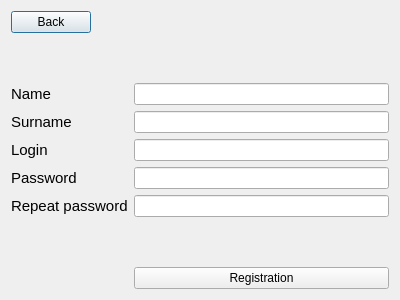
The window that registration.ui (ValeriaGrigoruants/Platform-for-learning-programming) describes before a commit, drawn with Qt 5.
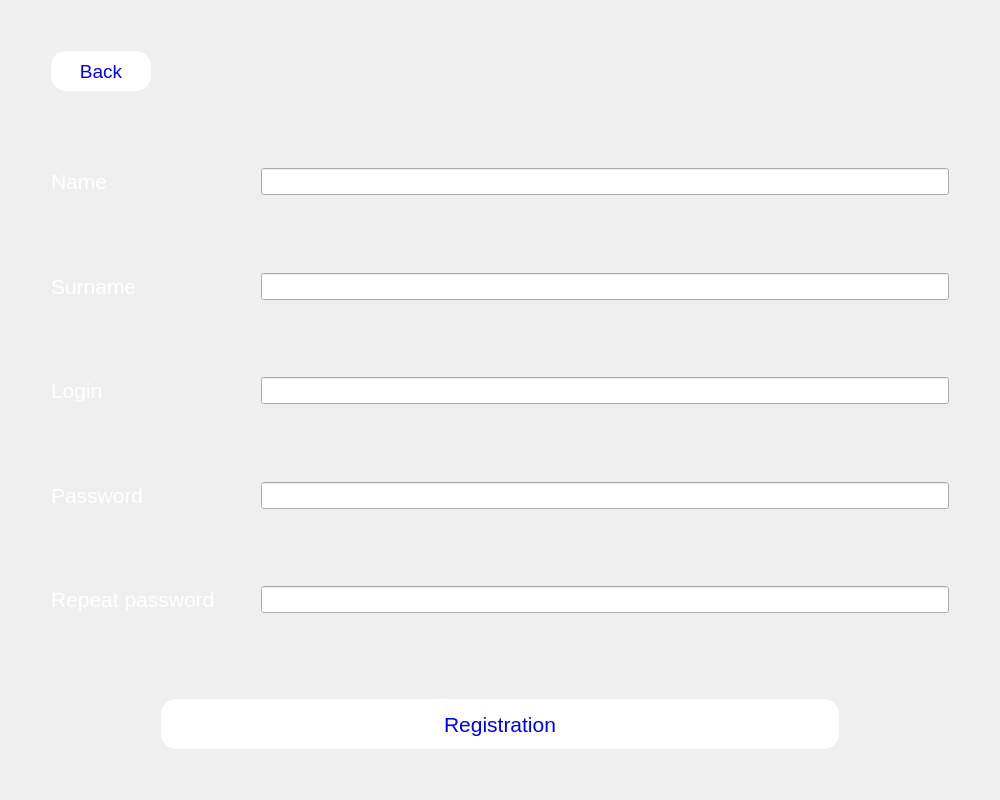
The same window after the commit.

Diff of the .ui file:
```diff
--- a/registration.ui
+++ b/registration.ui
@@ -6,96 +6,345 @@
    <rect>
     <x>0</x>
     <y>0</y>
-    <width>400</width>
-    <height>300</height>
+    <width>1000</width>
+    <height>800</height>
    </rect>
   </property>
   <property name="windowTitle">
    <string>Dialog</string>
   </property>
-  <layout class="QFormLayout" name="formLayout">
-   <item row="0" column="0">
-    <widget class="QPushButton" name="back">
-     <property name="text">
-      <string>Back</string>
+  <layout class="QVBoxLayout" name="verticalLayout">
+   <item>
+    <layout class="QGridLayout" name="gridLayout">
+     <property name="topMargin">
+      <number>0</number>
      </property>
-    </widget>
+     <item row="3" column="4">
+      <spacer name="horizontalSpacer_2">
+       <property name="orientation">
+        <enum>Qt::Horizontal</enum>
+       </property>
+       <property name="sizeType">
+        <enum>QSizePolicy::Fixed</enum>
+       </property>
+       <property name="sizeHint" stdset="0">
+        <size>
+         <width>40</width>
+         <height>20</height>
+        </size>
+       </property>
+      </spacer>
+     </item>
+     <item row="7" column="1">
+      <widget class="QLabel" name="login">
+       <property name="text">
+        <string>&lt;html&gt;&lt;head/&gt;&lt;body&gt;&lt;p&gt;&lt;span style=&quot; font-size:16pt; color:#ffffff;&quot;&gt;Login&lt;/span&gt;&lt;/p&gt;&lt;/body&gt;&lt;/html&gt;</string>
+       </property>
+      </widget>
+     </item>
+     <item row="7" column="3">
+      <widget class="QLineEdit" name="loginin">
+       <property name="font">
+        <font>
+         <pointsize>12</pointsize>
+        </font>
+       </property>
+      </widget>
+     </item>
+     <item row="10" column="3">
+      <widget class="QLineEdit" name="passwin">
+       <property name="font">
+        <font>
+         <pointsize>12</pointsize>
+        </font>
+       </property>
+      </widget>
+     </item>
+     <item row="3" column="3">
+      <widget class="QLineEdit" name="namein">
+       <property name="font">
+        <font>
+         <pointsize>12</pointsize>
+        </font>
+       </property>
+      </widget>
+     </item>
+     <item row="5" column="3">
+      <widget class="QLineEdit" name="surnamein">
+       <property name="font">
+        <font>
+         <pointsize>12</pointsize>
+        </font>
+       </property>
+      </widget>
+     </item>
+     <item row="3" column="1">
+      <widget class="QLabel" name="name">
+       <property name="text">
+        <string>&lt;html&gt;&lt;head/&gt;&lt;body&gt;&lt;p&gt;&lt;span style=&quot; font-size:16pt; color:#ffffff;&quot;&gt;Name&lt;/span&gt;&lt;/p&gt;&lt;/body&gt;&lt;/html&gt;</string>
+       </property>
+      </widget>
+     </item>
+     <item row="5" column="1">
+      <widget class="QLabel" name="surname">
+       <property name="text">
+        <string>&lt;html&gt;&lt;head/&gt;&lt;body&gt;&lt;p&gt;&lt;span style=&quot; font-size:16pt; color:#ffffff;&quot;&gt;Surname&lt;/span&gt;&lt;/p&gt;&lt;/body&gt;&lt;/html&gt;</string>
+       </property>
+      </widget>
+     </item>
+     <item row="2" column="1">
+      <spacer name="verticalSpacer_7">
+       <property name="orientation">
+        <enum>Qt::Vertical</enum>
+       </property>
+       <property name="sizeHint" stdset="0">
+        <size>
+         <width>20</width>
+         <height>40</height>
+        </size>
+       </property>
+      </spacer>
+     </item>
+     <item row="11" column="3">
+      <spacer name="verticalSpacer_5">
+       <property name="orientation">
+        <enum>Qt::Vertical</enum>
+       </property>
+       <property name="sizeHint" stdset="0">
+        <size>
+         <width>20</width>
+         <height>40</height>
+        </size>
+       </property>
+      </spacer>
+     </item>
+     <item row="0" column="1">
+      <spacer name="verticalSpacer_3">
+       <property name="orientation">
+        <enum>Qt::Vertical</enum>
+       </property>
+       <property name="sizeType">
+        <enum>QSizePolicy::Fixed</enum>
+       </property>
+       <property name="sizeHint" stdset="0">
+        <size>
+         <width>20</width>
+         <height>40</height>
+        </size>
+       </property>
+      </spacer>
+     </item>
+     <item row="1" column="1">
+      <widget class="QPushButton" name="back">
+       <property name="sizePolicy">
+        <sizepolicy hsizetype="Fixed" vsizetype="Fixed">
+         <horstretch>0</horstretch>
+         <verstretch>0</verstretch>
+        </sizepolicy>
+       </property>
+       <property name="minimumSize">
+        <size>
+         <width>100</width>
+         <height>40</height>
+        </size>
+       </property>
+       <property name="cursor">
+        <cursorShape>PointingHandCursor</cursorShape>
+       </property>
+       <property name="styleSheet">
+        <string notr="true">#back {
+	font: 14pt;
+color: rgb(0, 0, 225);
+border-radius: 15px;
+background-color: rgb(255, 255, 255)}</string>
+       </property>
+       <property name="text">
+        <string>Back</string>
+       </property>
+      </widget>
+     </item>
+     <item row="10" column="1">
+      <widget class="QLabel" name="passw1">
+       <property name="text">
+        <string>&lt;html&gt;&lt;head/&gt;&lt;body&gt;&lt;p&gt;&lt;span style=&quot; font-size:16pt; color:#ffffff;&quot;&gt;Password&lt;/span&gt;&lt;/p&gt;&lt;/body&gt;&lt;/html&gt;</string>
+       </property>
+      </widget>
+     </item>
+     <item row="12" column="1">
+      <widget class="QLabel" name="passw2">
+       <property name="text">
+        <string>&lt;html&gt;&lt;head/&gt;&lt;body&gt;&lt;p&gt;&lt;span style=&quot; font-size:16pt; color:#ffffff;&quot;&gt;Repeat password&lt;/span&gt;&lt;/p&gt;&lt;/body&gt;&lt;/html&gt;</string>
+       </property>
+      </widget>
+     </item>
+     <item row="4" column="3">
+      <spacer name="verticalSpacer_2">
+       <property name="orientation">
+        <enum>Qt::Vertical</enum>
+       </property>
+       <property name="sizeHint" stdset="0">
+        <size>
+         <width>20</width>
+         <height>40</height>
+        </size>
+       </property>
+      </spacer>
+     </item>
+     <item row="6" column="3">
+      <spacer name="verticalSpacer_6">
+       <property name="orientation">
+        <enum>Qt::Vertical</enum>
+       </property>
+       <property name="sizeHint" stdset="0">
+        <size>
+         <width>20</width>
+         <height>40</height>
+        </size>
+       </property>
+      </spacer>
+     </item>
+     <item row="8" column="3">
+      <spacer name="verticalSpacer_4">
+       <property name="orientation">
+        <enum>Qt::Vertical</enum>
+       </property>
+       <property name="sizeHint" stdset="0">
+        <size>
+         <width>20</width>
+         <height>40</height>
+        </size>
+       </property>
+      </spacer>
+     </item>
+     <item row="3" column="0">
+      <spacer name="horizontalSpacer">
+       <property name="orientation">
+        <enum>Qt::Horizontal</enum>
+       </property>
+       <property name="sizeType">
+        <enum>QSizePolicy::Fixed</enum>
+       </property>
+       <property name="sizeHint" stdset="0">
+        <size>
+         <width>40</width>
+         <height>20</height>
+        </size>
+       </property>
+      </spacer>
+     </item>
+     <item row="12" column="3">
+      <widget class="QLineEdit" name="passw2in">
+       <property name="font">
+        <font>
+         <pointsize>12</pointsize>
+        </font>
+       </property>
+      </widget>
+     </item>
+     <item row="3" column="2">
+      <spacer name="horizontalSpacer_5">
+       <property name="orientation">
+        <enum>Qt::Horizontal</enum>
+       </property>
+       <property name="sizeType">
+        <enum>QSizePolicy::Fixed</enum>
+       </property>
+       <property name="sizeHint" stdset="0">
+        <size>
+         <width>40</width>
+         <height>20</height>
+        </size>
+       </property>
+      </spacer>
+     </item>
+    </layout>
    </item>
-   <item row="3" column="1">
-    <widget class="QLineEdit" name="namein"/>
-   </item>
-   <item row="5" column="1">
-    <widget class="QLineEdit" name="surnamein"/>
-   </item>
-   <item row="7" column="1">
-    <widget class="QLineEdit" name="loginin"/>
-   </item>
-   <item row="9" column="1">
-    <widget class="QLineEdit" name="passwin"/>
-   </item>
-   <item row="11" column="1">
-    <widget class="QLineEdit" name="passw2in"/>
-   </item>
-   <item row="13" column="1">
-    <widget class="QPushButton" name="registr">
-     <property name="text">
-      <string>Registration</string>
-     </property>
-    </widget>
-   </item>
-   <item row="11" column="0">
-    <widget class="QLabel" name="passw2">
-     <property name="text">
-      <string>&lt;html&gt;&lt;head/&gt;&lt;body&gt;&lt;p&gt;&lt;span style=&quot; font-size:11pt;&quot;&gt;Repeat password&lt;/span&gt;&lt;/p&gt;&lt;/body&gt;&lt;/html&gt;</string>
-     </property>
-    </widget>
-   </item>
-   <item row="9" column="0">
-    <widget class="QLabel" name="passw1">
-     <property name="text">
-      <string>&lt;html&gt;&lt;head/&gt;&lt;body&gt;&lt;p&gt;&lt;span style=&quot; font-size:11pt;&quot;&gt;Password&lt;/span&gt;&lt;/p&gt;&lt;/body&gt;&lt;/html&gt;</string>
-     </property>
-    </widget>
-   </item>
-   <item row="7" column="0">
-    <widget class="QLabel" name="login">
-     <property name="text">
-      <string>&lt;html&gt;&lt;head/&gt;&lt;body&gt;&lt;p&gt;&lt;span style=&quot; font-size:11pt;&quot;&gt;Login&lt;/span&gt;&lt;/p&gt;&lt;/body&gt;&lt;/html&gt;</string>
-     </property>
-    </widget>
-   </item>
-   <item row="5" column="0">
-    <widget class="QLabel" name="surname">
-     <property name="text">
-      <string>&lt;html&gt;&lt;head/&gt;&lt;body&gt;&lt;p&gt;&lt;span style=&quot; font-size:11pt;&quot;&gt;Surname&lt;/span&gt;&lt;/p&gt;&lt;/body&gt;&lt;/html&gt;</string>
-     </property>
-    </widget>
-   </item>
-   <item row="3" column="0">
-    <widget class="QLabel" name="name">
-     <property name="text">
-      <string>&lt;html&gt;&lt;head/&gt;&lt;body&gt;&lt;p&gt;&lt;span style=&quot; font-size:11pt;&quot;&gt;Name&lt;/span&gt;&lt;/p&gt;&lt;/body&gt;&lt;/html&gt;</string>
-     </property>
-    </widget>
-   </item>
-   <item row="12" column="1">
+   <item>
     <spacer name="verticalSpacer">
      <property name="orientation">
       <enum>Qt::Vertical</enum>
      </property>
+     <property name="sizeType">
+      <enum>QSizePolicy::Fixed</enum>
+     </property>
      <property name="sizeHint" stdset="0">
       <size>
        <width>20</width>
-       <height>40</height>
+       <height>80</height>
       </size>
      </property>
     </spacer>
    </item>
-   <item row="2" column="1">
-    <spacer name="verticalSpacer_2">
+   <item>
+    <layout class="QHBoxLayout" name="horizontalLayout">
+     <property name="topMargin">
+      <number>0</number>
+     </property>
+     <item>
+      <spacer name="horizontalSpacer_3">
+       <property name="orientation">
+        <enum>Qt::Horizontal</enum>
+       </property>
+       <property name="sizeType">
+        <enum>QSizePolicy::Fixed</enum>
+       </property>
+       <property name="sizeHint" stdset="0">
+        <size>
+         <width>150</width>
+         <height>20</height>
+        </size>
+       </property>
+      </spacer>
+     </item>
+     <item>
+      <widget class="QPushButton" name="registr">
+       <property name="minimumSize">
+        <size>
+         <width>0</width>
+         <height>50</height>
+        </size>
+       </property>
+       <property name="cursor">
+        <cursorShape>PointingHandCursor</cursorShape>
+       </property>
+       <property name="styleSheet">
+        <string notr="true">#registr {
+	font: 16pt;
+color: rgb(0, 0, 225);
+border-radius: 15px;
+background-color: rgb(255, 255, 255)}</string>
+       </property>
+       <property name="text">
+        <string>Registration</string>
+       </property>
+      </widget>
+     </item>
+     <item>
+      <spacer name="horizontalSpacer_4">
+       <property name="orientation">
+        <enum>Qt::Horizontal</enum>
+       </property>
+       <property name="sizeType">
+        <enum>QSizePolicy::Fixed</enum>
+       </property>
+       <property name="sizeHint" stdset="0">
+        <size>
+         <width>150</width>
+         <height>20</height>
+        </size>
+       </property>
+      </spacer>
+     </item>
+    </layout>
+   </item>
+   <item>
+    <spacer name="verticalSpacer_8">
      <property name="orientation">
       <enum>Qt::Vertical</enum>
      </property>
+     <property name="sizeType">
+      <enum>QSizePolicy::Fixed</enum>
+     </property>
      <property name="sizeHint" stdset="0">
       <size>
        <width>20</width>
```
